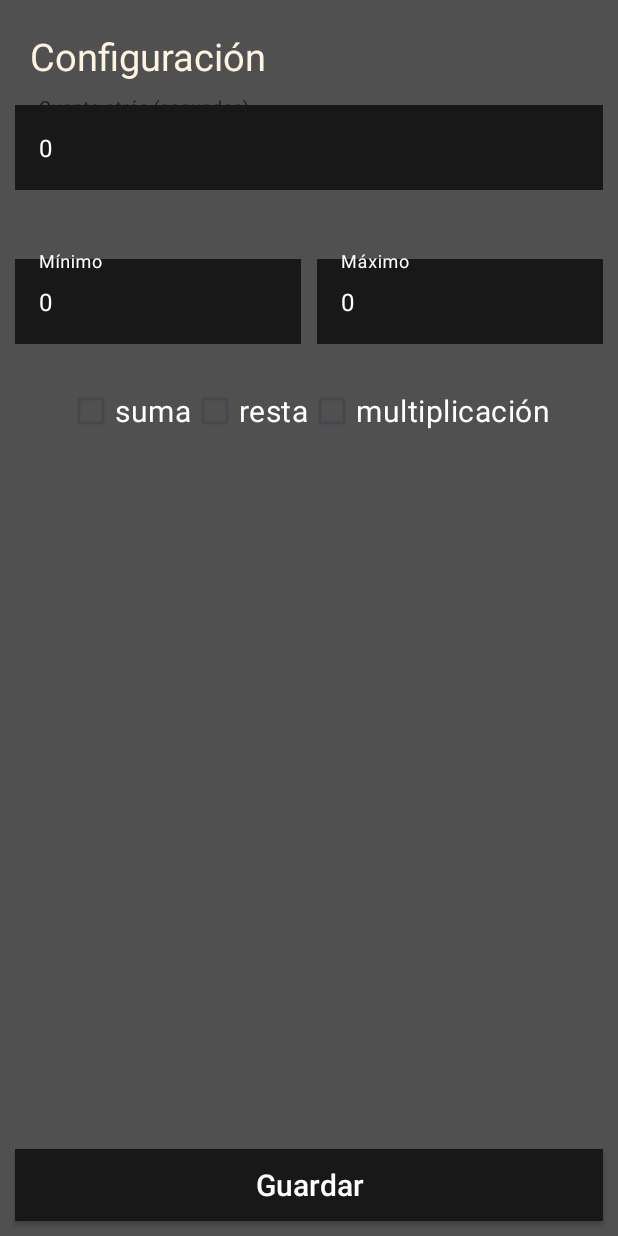
After one commit to midex882/2TDAM-_ESCALON_PRADA_JOSEM_GAMECOLLECTION, an Android app: the Configuration screen opened directly, with no data from a screen before it, on a phone screen of 412 x 824 dp. The commit adds this screen. Run offline under Robolectric (Android 15) with nearby library versions, the phone set to English and light mode, and no system bars.

Commit message:
17/12/23 19:55 Created configuration activity

```diff
--- a/app/src/main/AndroidManifest.xml
+++ b/app/src/main/AndroidManifest.xml
@@ -33,6 +33,11 @@
             android:exported="false">
 
         </activity>
+        <activity
+            android:name=".Configuration"
+            android:exported="false">
+
+        </activity>
     </application>
 
 </manifest>
--- a/app/src/main/java/com/example/practica_1/Calculatron.kt
+++ b/app/src/main/java/com/example/practica_1/Calculatron.kt
@@ -1,5 +1,6 @@
 package com.example.practica_1
 
+import android.content.Intent
 import android.content.SharedPreferences
 import android.os.Bundle
 import android.os.CountDownTimer
@@ -7,6 +8,7 @@ import android.util.Log
 import android.view.LayoutInflater
 import android.view.View
 import android.widget.Button
+import android.widget.ImageView
 import android.widget.ProgressBar
 import android.widget.TextView
 import androidx.appcompat.app.AppCompatActivity
@@ -49,6 +51,7 @@ class Calculatron : AppCompatActivity() {
     lateinit var total_wrongs_results : TextView
     lateinit var shared_preferences : SharedPreferences
     lateinit var game_over_constraintLayout : ConstraintLayout
+    lateinit var configuration_imageView : ImageView
 
     fun start_timer()
     {
@@ -266,6 +269,7 @@ class Calculatron : AppCompatActivity() {
         wrongs_textView = findViewById(R.id.wrongs)
         progressbar = findViewById(R.id.progressbar)
         main = findViewById(R.id.main)
+        configuration_imageView = findViewById(R.id.configuration_imageView)
 
 //        shared_preferences = androidx.preference.PreferenceManager.getDefaultSharedPreferences(this)
 //        shared_preferences = getSharedPreferences("shared.xml", 0)
@@ -286,6 +290,11 @@ class Calculatron : AppCompatActivity() {
                 insert_number(element.text.toString())
                 Log.v("clicked:", element.text.toString())
             }
+        }
+
+        configuration_imageView.setOnClickListener {
+            val intent = Intent(this, Configuration::class.java)
+            startActivity(intent)
         }
 
         ce.setOnClickListener {
--- /dev/null
+++ b/app/src/main/java/com/example/practica_1/Configuration.kt
@@ -0,0 +1,47 @@
+package com.example.practica_1
+
+import android.content.SharedPreferences
+import android.os.Bundle
+import android.widget.LinearLayout
+import androidx.appcompat.app.AppCompatActivity
+import com.google.android.material.textfield.TextInputEditText
+
+class Configuration : AppCompatActivity() {
+
+    var min : Int = 0
+    var max : Int = 10
+    var time : Int = 20000
+    lateinit var shared_preferences : SharedPreferences
+    lateinit var checkbox : LinearLayout
+    lateinit var time_textView : TextInputEditText
+    lateinit var min_textView : TextInputEditText
+    lateinit var max_textView : TextInputEditText
+
+    fun get_shared_preference(key: String) : String?
+    {
+        return shared_preferences.getString(key, "0")
+    }
+
+    override fun onCreate(savedInstanceState: Bundle?) {
+        super.onCreate(savedInstanceState)
+        setContentView(R.layout.configuration)
+
+        checkbox = findViewById<LinearLayout>(R.id.checkbox)
+        shared_preferences = this.getSharedPreferences(
+            "com.example.practica_1", 0);
+        time_textView = findViewById(R.id.timeEdit)
+        min_textView = findViewById(R.id.minEdit)
+        max_textView = findViewById(R.id.maxEdit)
+
+        min = get_shared_preference("min")?.toInt() ?: 0
+        max = get_shared_preference("max")?.toInt() ?: 10
+        time = get_shared_preference("time")?.toInt() ?: 20000
+
+        time_textView.setText(time.toString())
+        max_textView.setText(max.toString())
+        min_textView.setText(min.toString())
+
+
+
+    }
+}
--- a/app/src/main/res/layout/calculatron.xml
+++ b/app/src/main/res/layout/calculatron.xml
@@ -7,6 +7,15 @@
     android:background="@color/background2"
     tools:context=".MainActivity"
     android:id="@+id/main">
+
+    <ImageView
+        android:id="@+id/configuration_imageView"
+        app:layout_constraintTop_toTopOf="parent"
+        app:layout_constraintEnd_toEndOf="parent"
+        android:layout_margin="5dp"
+        android:layout_width="40dp"
+        android:layout_height="40dp"
+        android:src="@drawable/configuration"></ImageView>
 
     <androidx.constraintlayout.widget.Guideline
         android:id="@+id/guideline"
--- a/app/src/main/res/layout/configuration.xml
+++ b/app/src/main/res/layout/configuration.xml
@@ -2,6 +2,143 @@
 <androidx.constraintlayout.widget.ConstraintLayout xmlns:android="http://schemas.android.com/apk/res/android"
     android:layout_width="match_parent"
     android:layout_height="match_parent"
+    xmlns:app="http://schemas.android.com/apk/res-auto"
     android:background="@color/background2">
 
+    <TextView
+        android:id="@+id/title"
+        app:layout_constraintTop_toTopOf="parent"
+        app:layout_constraintStart_toStartOf="parent"
+        android:layout_width="wrap_content"
+        android:layout_height="wrap_content"
+        android:text="Configuración"
+        android:textSize="25sp"
+        android:textColor="@color/cream"
+        android:layout_margin="20dp"></TextView>
+
+    <com.google.android.material.textfield.TextInputLayout
+
+        android:id="@+id/time"
+        app:layout_constraintTop_toBottomOf="@id/title"
+        app:layout_constraintStart_toStartOf="parent"
+        android:layout_width="match_parent"
+        android:layout_height="wrap_content"
+        android:layout_margin="10dp"
+        app:errorEnabled="true"
+        android:textColorHint="@color/white"
+        >
+
+        <com.google.android.material.textfield.TextInputEditText
+            android:id="@+id/timeEdit"
+            android:layout_width="match_parent"
+            android:layout_height="match_parent"
+            android:hint="Cuenta atrás (segundos)"
+            android:background="@color/dark_grey"
+            android:textColor="@color/white"
+            android:textColorHint="@color/white">
+
+        </com.google.android.material.textfield.TextInputEditText>
+
+    </com.google.android.material.textfield.TextInputLayout>
+
+    <LinearLayout
+        android:id="@+id/min_max_wrapper"
+        android:layout_width="match_parent"
+        android:layout_height="wrap_content"
+        app:layout_constraintTop_toBottomOf="@id/time"
+        app:layout_constraintStart_toStartOf="parent"
+        android:layout_margin="10dp"
+        android:orientation="horizontal">
+
+        <com.google.android.material.textfield.TextInputLayout
+            android:id="@+id/minLayout"
+            android:layout_width="0dp"
+            android:layout_height="wrap_content"
+            android:layout_marginTop="10dp"
+            android:layout_marginRight="5dp"
+            android:layout_weight="1"
+            app:errorEnabled="true"
+            android:textColorHint="@color/white"
+            >
+
+            <com.google.android.material.textfield.TextInputEditText
+                android:id="@+id/minEdit"
+                android:layout_width="match_parent"
+                android:layout_height="match_parent"
+                android:inputType="number"
+                android:hint="Mínimo"
+                android:background="@color/dark_grey"
+                android:textColor="@color/white"
+                android:textColorHint="@color/white">
+
+            </com.google.android.material.textfield.TextInputEditText>
+
+        </com.google.android.material.textfield.TextInputLayout>
+
+        <com.google.android.material.textfield.TextInputLayout
+            android:id="@+id/maxLayout"
+            android:layout_width="0dp"
+            android:layout_height="wrap_content"
+            android:layout_marginTop="10dp"
+            android:layout_marginLeft="5dp"
+            android:layout_weight="1"
+            app:errorEnabled="true"
+            android:textColorHint="@color/white"
+            >
+
+            <com.google.android.material.textfield.TextInputEditText
+                android:id="@+id/maxEdit"
+                android:layout_width="match_parent"
+                android:layout_height="match_parent"
+                android:inputType="number"
+                android:hint="Máximo"
+                android:background="@color/dark_grey"
+                android:textColor="@color/white"
+                android:textColorHint="@color/white">
+
+            </com.google.android.material.textfield.TextInputEditText>
+
+        </com.google.android.material.textfield.TextInputLayout>
+
+    </LinearLayout>
+
+    <LinearLayout xmlns:android="http://schemas.android.com/apk/res/android"
+        android:id="@+id/checkbox"
+        app:layout_constraintTop_toBottomOf="@id/min_max_wrapper"
+        app:layout_constraintStart_toStartOf="parent"
+        android:layout_width="match_parent"
+        android:layout_height="wrap_content"
+        android:gravity="center">
+        <CheckBox android:id="@+id/checkbox_add"
+            android:layout_width="wrap_content"
+            android:layout_height="wrap_content"
+            android:textColor="@color/white"
+            android:textSize="20sp"
+            android:text="suma" />
+        <CheckBox android:id="@+id/checkbox_substract"
+            android:layout_width="wrap_content"
+            android:layout_height="wrap_content"
+            android:textColor="@color/white"
+            android:textSize="20sp"
+            android:text="resta"/>
+        <CheckBox android:id="@+id/checkbox_multuply"
+            android:layout_width="wrap_content"
+            android:layout_height="wrap_content"
+            android:textColor="@color/white"
+            android:textSize="20sp"
+            android:text="multiplicación"/>
+    </LinearLayout>
+
+    <androidx.appcompat.widget.AppCompatButton
+        app:layout_constraintBottom_toBottomOf="parent"
+        app:layout_constraintStart_toStartOf="parent"
+        android:layout_margin="10dp"
+        android:layout_width="match_parent"
+        android:layout_height="wrap_content"
+        android:textColor="@color/white"
+        android:background="@color/dark_grey"
+        android:textAllCaps="false"
+        android:textSize="20sp"
+        android:text="Guardar"></androidx.appcompat.widget.AppCompatButton>
+
 </androidx.constraintlayout.widget.ConstraintLayout>
--- a/app/src/main/res/values/shared.xml
+++ b/app/src/main/res/values/shared.xml
@@ -2,6 +2,7 @@
 <resources>
     <string name="time">20000</string>
     <integer name="max">10</integer>
+    <integer name="min">0</integer>
     <array name="operands">
         <item>*</item>
         <item>+</item>
```
Also changed, not shown: app/src/main/res/drawable/configuration.png (added).
